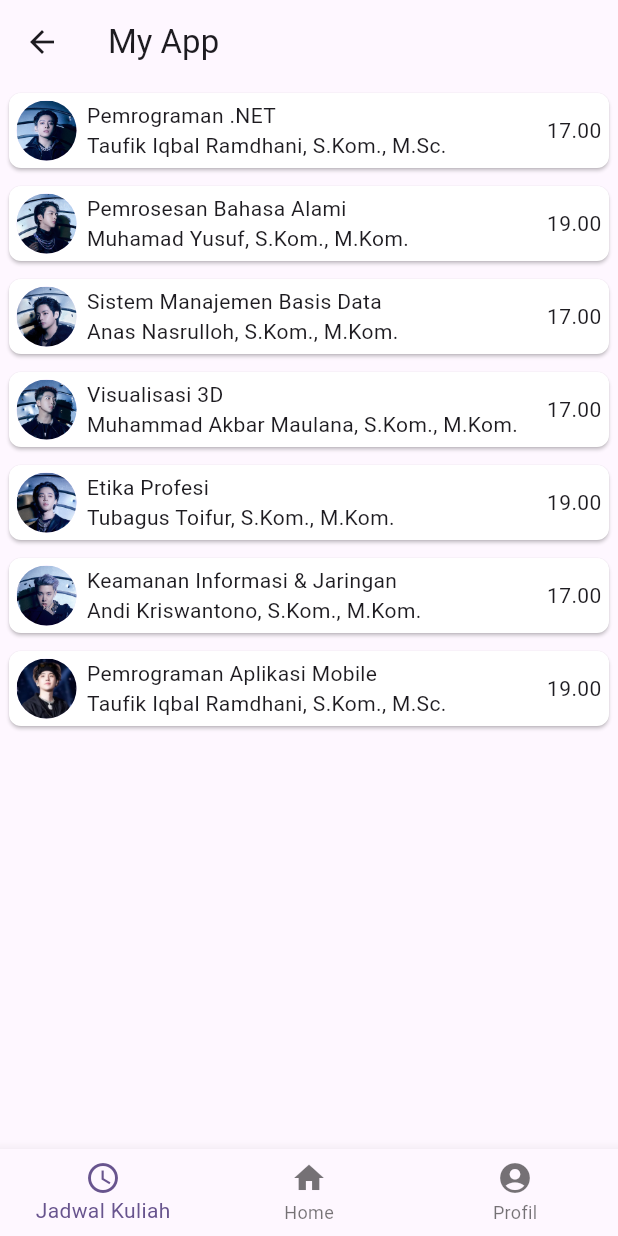
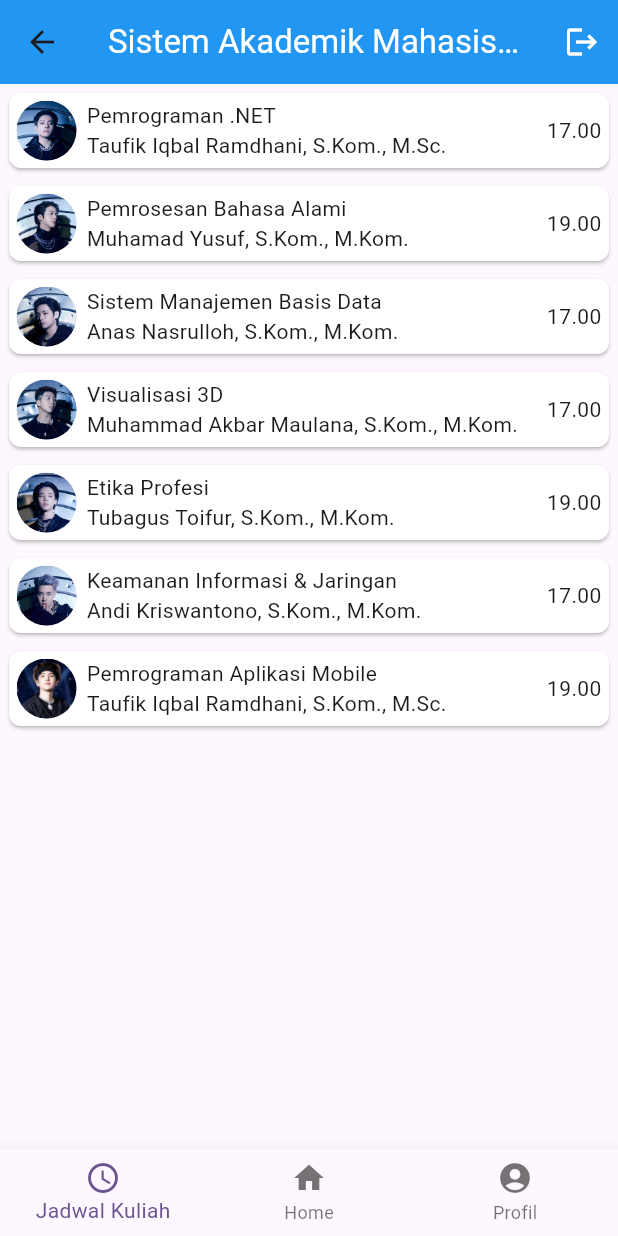
Before and after one commit to tnromy/flutter_itts_siakad_mahasiswa, a Flutter app: the Pages screen opened directly, on a phone screen of 412 x 824 dp. Run offline on Flutter 3.47's test engine with Material 3 defaults, Android fonts, the phone set to English and light mode, and no system bars.

Commit message:
menambahkan data profile dan appbar beserta icon logout di appbar

```diff
--- a/lib/pages.dart
+++ b/lib/pages.dart
@@ -2,6 +2,7 @@ import 'package:flutter/material.dart';
 import './home_view.dart';
 import './profile_view.dart';
 import './schedule_view.dart';
+import './login_view.dart';
 
 class Pages extends StatefulWidget {
   const Pages({super.key});
@@ -24,7 +25,21 @@ class _PagesState extends State<Pages> {
   Widget build(BuildContext context) {
     return Scaffold(
       appBar: AppBar(
-        title: Text('My App'),
+        title: Text('Sistem Akademik Mahasiswa', style: TextStyle(color: Colors.white)),
+        backgroundColor: Colors.blue,
+        actions: [
+          IconButton(
+            icon: Icon(Icons.logout),
+            color: Colors.white,
+            onPressed: (){
+                        Navigator.push(
+                          context,
+                          MaterialPageRoute(
+                              builder: (context) => LoginView( )),
+                        );
+                      },
+          ),
+        ],
       ),
       body: _pages[_currentIndex],
       bottomNavigationBar: BottomNavigationBar(
--- a/lib/schedule_view.dart
+++ b/lib/schedule_view.dart
@@ -2,12 +2,10 @@ import 'package:flutter/material.dart';
 import './schedule_model.dart';
 
 class ScheduleView extends StatelessWidget {
-  final scheduleM = ScheduleModel();
-
   @override
   Widget build(BuildContext context) {
     return ListView(
-      children: scheduleM.schedules().asMap().entries.map((e) {
+      children: ScheduleModel().schedules().asMap().entries.map((e) {
         return Container(
           margin: EdgeInsets.all(2),
           child: Card(
--- a/pubspec.yaml
+++ b/pubspec.yaml
@@ -61,6 +61,7 @@ flutter:
     - assets/5.jpg
     - assets/6.jpg
     - assets/7.jpg
+    - assets/donghae.jpg
 
   # The following line ensures that the Material Icons font is
   # included with your application, so that you can use the icons in
```
Also changed, not shown: lib/profile_view.dart (+23 -1 lines), assets/donghae.jpg (added).
